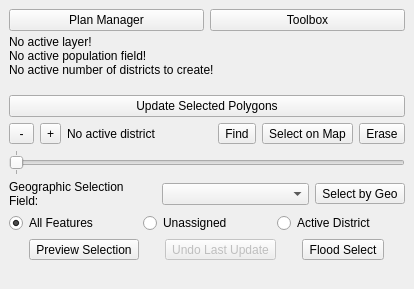
First picture: the form in StattoRedistrict_dockwidget_base.ui, repository johnpholden/qgis3redistricter, before the edit.
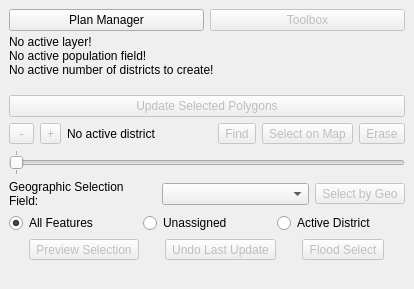
Second picture: the form after the edit.

Commit message: Fixed three reported bugs and disabled buttons until active

Patch:
```diff
--- a/StattoRedistrict_dockwidget_base.ui
+++ b/StattoRedistrict_dockwidget_base.ui
@@ -35,6 +35,9 @@
       </item>
       <item>
        <widget class="QPushButton" name="btnToolbox">
+        <property name="enabled">
+         <bool>false</bool>
+        </property>
         <property name="text">
          <string>Toolbox</string>
         </property>
@@ -63,6 +66,9 @@
     </item>
     <item>
      <widget class="QPushButton" name="btnUpdate">
+      <property name="enabled">
+       <bool>false</bool>
+      </property>
       <property name="text">
        <string>Update Selected Polygons</string>
       </property>
@@ -72,6 +78,9 @@
      <layout class="QHBoxLayout" name="horizontalLayout">
       <item>
        <widget class="QToolButton" name="btnActiveDistrictMinus">
+        <property name="enabled">
+         <bool>false</bool>
+        </property>
         <property name="text">
          <string> - </string>
         </property>
@@ -79,6 +88,9 @@
       </item>
       <item>
        <widget class="QToolButton" name="btnActiveDistrictPlus">
+        <property name="enabled">
+         <bool>false</bool>
+        </property>
         <property name="text">
          <string>+</string>
         </property>
@@ -93,6 +105,9 @@
       </item>
       <item>
        <widget class="QToolButton" name="btnFindDistrict">
+        <property name="enabled">
+         <bool>false</bool>
+        </property>
         <property name="text">
          <string>Find</string>
         </property>
@@ -101,7 +116,7 @@
       <item>
        <widget class="QToolButton" name="btnSelect">
         <property name="enabled">
-         <bool>true</bool>
+         <bool>false</bool>
         </property>
         <property name="text">
          <string>Select on Map</string>
@@ -110,6 +125,9 @@
       </item>
       <item>
        <widget class="QToolButton" name="btnEraser">
+        <property name="enabled">
+         <bool>false</bool>
+        </property>
         <property name="text">
          <string>Erase</string>
         </property>
@@ -165,6 +183,9 @@
         </item>
         <item>
          <widget class="QToolButton" name="btnGeoSelect">
+          <property name="enabled">
+           <bool>false</bool>
+          </property>
           <property name="text">
            <string>Select by Geo</string>
           </property>
@@ -206,6 +227,9 @@
      <layout class="QHBoxLayout" name="horizontalLayout_4">
       <item>
        <widget class="QToolButton" name="btnPreview">
+        <property name="enabled">
+         <bool>false</bool>
+        </property>
         <property name="text">
          <string>Preview Selection</string>
         </property>
@@ -223,6 +247,9 @@
       </item>
       <item>
        <widget class="QToolButton" name="btnFloodFill">
+        <property name="enabled">
+         <bool>false</bool>
+        </property>
         <property name="text">
          <string>Flood Select</string>
         </property>
```
The commit also changes 1 other file.
